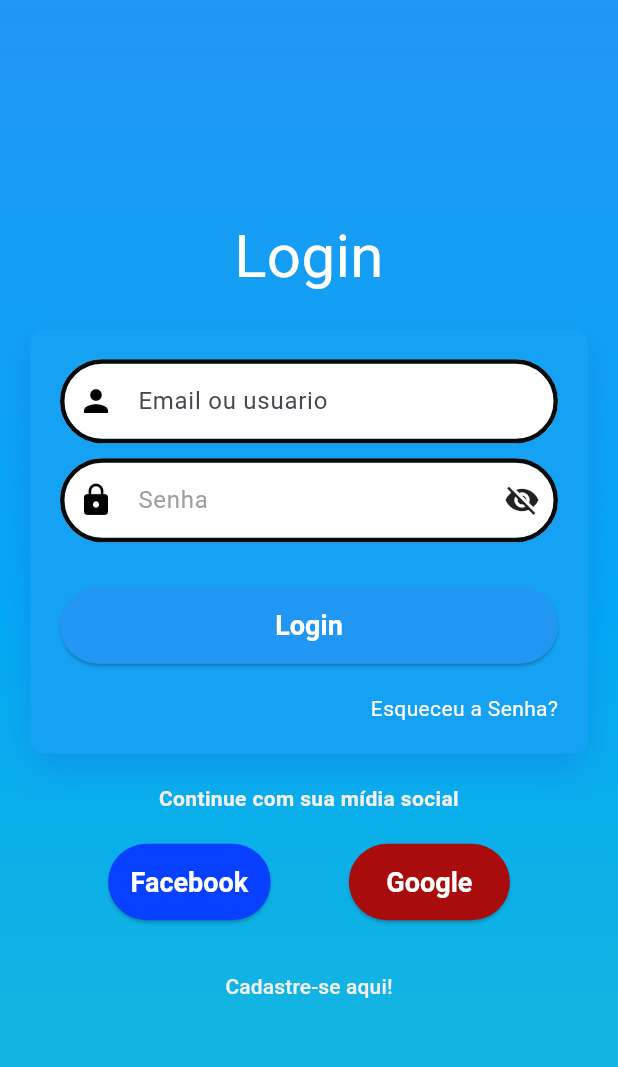
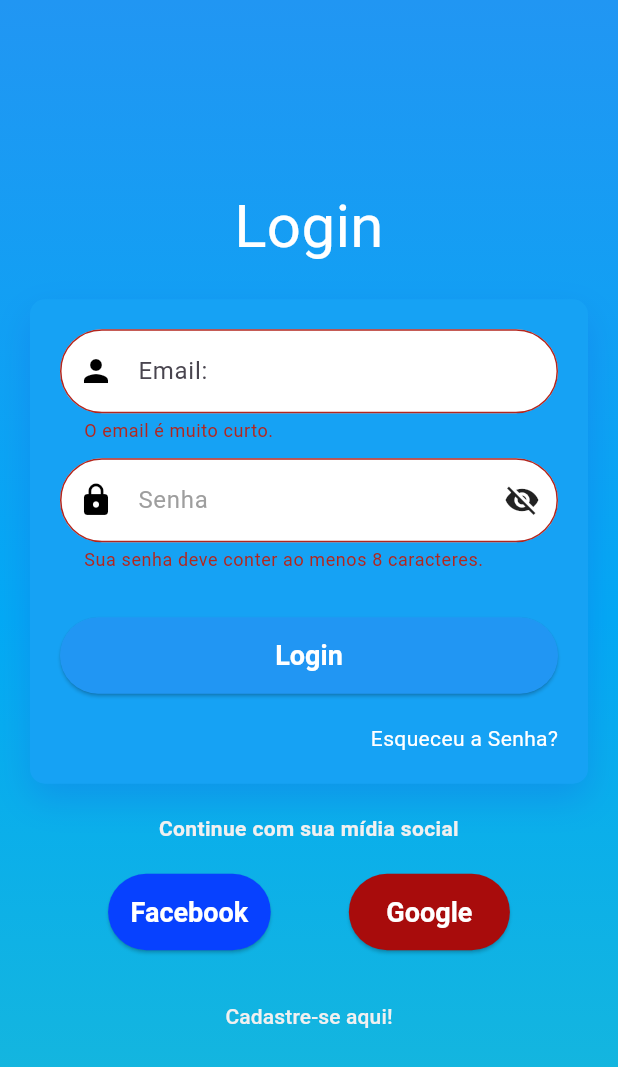
Before and after one commit to THSDEVELOP/fraseando, a Flutter app: the screen it shows after launch, after a tap on "Login", on a phone screen of 412 x 824 dp. Shown: the top 1067 px of the screen. Run offline on Flutter 3.47's test engine with Material 3 defaults, Android fonts, the phone set to English and light mode, and no system bars; our stand-ins replace firebase_auth, firebase_core, google_sign_in; accounts and stored records are empty; generated files the repository leaves out were written again.

Commit message:
toda integração feita com sucesso

```diff
--- /dev/null
+++ b/lib/components/snackbar.dart
@@ -0,0 +1,15 @@
+import 'package:flutter/material.dart';
+import 'package:flutter/widgets.dart';
+
+mostrarSnackbar(
+    {required BuildContext context,
+    required String texto,
+    bool isErro = true}) {
+  SnackBar snackBar = SnackBar(
+    content: Text(texto),
+    backgroundColor: (isErro) ? Colors.red : Colors.green,
+    shape: RoundedRectangleBorder(
+        borderRadius: BorderRadius.vertical(top: Radius.circular(15))),
+  );
+  ScaffoldMessenger.of(context).showSnackBar(snackBar);
+}
--- a/lib/main.dart
+++ b/lib/main.dart
@@ -1,6 +1,8 @@
+import 'package:firebase_auth/firebase_auth.dart';
 import 'package:flutter/material.dart';
-import 'package:fraseando/pages/BoasVindas.dart';
 import 'package:firebase_core/firebase_core.dart';
+import 'package:fraseando/pages/mainPage.dart';
+import 'package:fraseando/pages/pageLogin.dart';
 import 'firebase_options.dart';
 
 void main() async {
@@ -11,15 +13,43 @@ void main() async {
   runApp(const MyApp()); // Inicializa o aplicativo usando o widget MyApp
 }
 
-class MyApp extends StatelessWidget {
+class MyApp extends StatefulWidget {
   const MyApp({super.key});
 
+  @override
+  State<MyApp> createState() => _MyAppState();
+}
+
+class _MyAppState extends State<MyApp> {
   @override
   Widget build(BuildContext context) {
     return const MaterialApp(
       debugShowCheckedModeBanner: false,
       title: 'My App',
-      home: BoasVindas(), // Define BoasVindas como a tela inicial
+      home: RouterTela(), // Define BoasVindas como a tela inicial
     );
   }
 }
+
+class RouterTela extends StatefulWidget {
+  const RouterTela({super.key});
+
+  @override
+  State<RouterTela> createState() => _RouterTelaState();
+}
+
+class _RouterTelaState extends State<RouterTela> {
+  @override
+  Widget build(BuildContext context) {
+    return StreamBuilder<User?>(
+      stream: FirebaseAuth.instance.userChanges(),
+      builder: (context, snapshot) {
+        if (snapshot.hasData) {
+          return MainPage();
+        } else {
+          return PageLogin();
+        }
+      },
+    );
+  }
+}
--- a/lib/pages/PageLogin.dart
+++ b/lib/pages/PageLogin.dart
@@ -3,6 +3,8 @@
 import 'package:firebase_auth/firebase_auth.dart';
 import 'package:flutter/material.dart';
 import 'package:fraseando/components/decorationPassword.dart';
+import 'package:fraseando/components/snackbar.dart';
+import 'package:fraseando/servicos/autentication.dart';
 import 'package:google_sign_in/google_sign_in.dart';
 
 import '../components/decorationRegister.dart';
@@ -17,6 +19,12 @@ class PageLogin extends StatefulWidget {
 
 class _PageLoginState extends State<PageLogin> {
   bool isObscureText = true;
+  final _formkey = GlobalKey<FormState>();
+
+  TextEditingController _emailController = TextEditingController();
+  TextEditingController _senhaController = TextEditingController();
+
+  AutenticacaoServico _autentServico = AutenticacaoServico();
 
   @override
   Widget build(BuildContext context) {
@@ -59,12 +67,29 @@ class _PageLoginState extends State<PageLogin> {
                           ),
                         ],
                       ),
+                      child: Form(
+                        key: _formkey,
                         child: Column(
                           crossAxisAlignment: CrossAxisAlignment.stretch,
                           children: [
-                          TextField(
-                              decoration: getAuthenticationInputDecoration(
-                                  "Email ou usuario")),
+                            TextFormField(
+                              controller: _emailController,
+                              decoration:
+                                  getAuthenticationInputDecoration("Email:"),
+                              validator: (value) {
+                                if (value == null) {
+                                  return "O campo email não pode ficar vazio.";
+                                }
+                                if (value.length < 8) {
+                                  return "O email é muito curto.";
+                                }
+                                if (!value.contains("@")) {
+                                  return "O email não é valido.";
+                                }
+                                return null;
+                              },
+                              textAlign: TextAlign.start,
+                            ),
                             const SizedBox(
                               height: 10,
                             ),
@@ -76,6 +101,7 @@ class _PageLoginState extends State<PageLogin> {
                                   isObscureText = !isObscureText;
                                 });
                               },
+                              controller: _senhaController,
                               decoration: getPasswordInputDecoration(
                                 "Senha",
                                 suffixIcon: IconButton(
@@ -92,11 +118,22 @@ class _PageLoginState extends State<PageLogin> {
                                   ),
                                 ),
                               ),
+                              validator: (value) {
+                                if (value == null) {
+                                  return "É obrigatório o uso de senha para sua segurança.";
+                                }
+                                if (value.length < 8) {
+                                  return "Sua senha deve conter ao menos 8 caracteres.";
+                                }
+                                return null;
+                              },
                               textAlign: TextAlign.start,
                             ),
                             const SizedBox(height: 30),
                             ElevatedButton(
-                            onPressed: () {},
+                              onPressed: () {
+                                botaoLoginClicado();
+                              },
                               style: ElevatedButton.styleFrom(
                                 padding: const EdgeInsets.all(15),
                                 backgroundColor: Colors.blue,
@@ -119,6 +156,7 @@ class _PageLoginState extends State<PageLogin> {
                               ),
                             ),
                           ],
+                        ),
                       ),
                     ),
                     const SizedBox(height: 20.0),
@@ -207,4 +245,20 @@ class _PageLoginState extends State<PageLogin> {
         await FirebaseAuth.instance.signInWithCredential(credential);
     print(userCredential.user?.displayName);
   }
+
+  botaoLoginClicado() {
+    String email = _emailController.text;
+    String senha = _senhaController.text;
+    if (_formkey.currentState!.validate()) {
+      _autentServico
+          .logarUsuarios(email: email, senha: senha)
+          .then((String? erro) {
+        if (erro != null) {
+          mostrarSnackbar(context: context, texto: erro);
         }
+      });
+    } else {
+      return "Usuario ou senha inválidos";
+    }
+  }
+}
--- /dev/null
+++ b/lib/servicos/autentication.dart
@@ -0,0 +1,42 @@
+import 'package:firebase_auth/firebase_auth.dart';
+import 'package:fraseando/pages/mainPage.dart';
+
+class AutenticacaoServico {
+  final FirebaseAuth _firebaseAuth = FirebaseAuth.instance;
+  Future<String?> cadastrarUsuario({
+    required String nome,
+    required String email,
+    required String senha,
+  }) async {
+    try {
+      UserCredential userCredential =
+          await _firebaseAuth.createUserWithEmailAndPassword(
+        email: email,
+        password: senha,
+      );
+      await userCredential.user!.updateDisplayName(nome);
+      return null;
+    } on FirebaseAuthException catch (e) {
+      if (e.code == "email-already-in-use") {
+        return "Email já cadastrado";
+      }
+
+      return "Erro desconhecido";
+    }
+  }
+
+  Future<String?> logarUsuarios(
+      {required String email, required String senha}) async {
+    try {
+      await _firebaseAuth.signInWithEmailAndPassword(
+          email: email, password: senha);
+      return null;
+    } on FirebaseAuthException catch (e) {
+      return e.message;
+    }
+  }
+
+  Future<void> deslogar() {
+    return _firebaseAuth.signOut();
+  }
+}
```
Also changed, not shown: lib/pages/Register.dart (+33 -3 lines), lib/pages/mainPage.dart (added, +33 -0 lines). Lines whose indentation alone changed are shown as unchanged.
